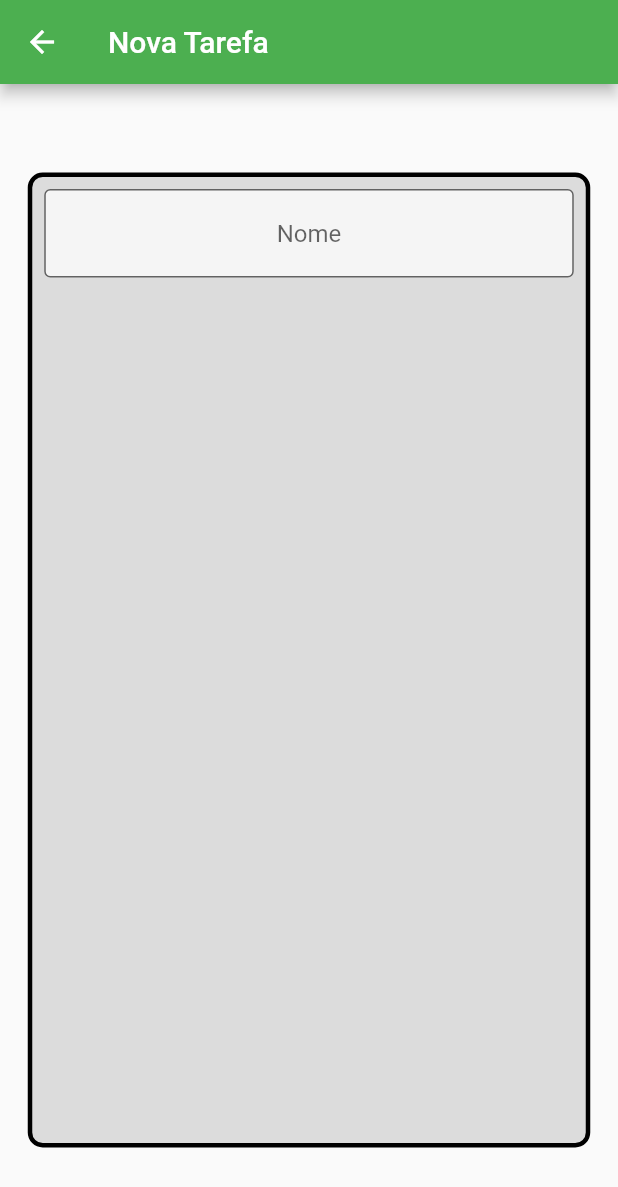
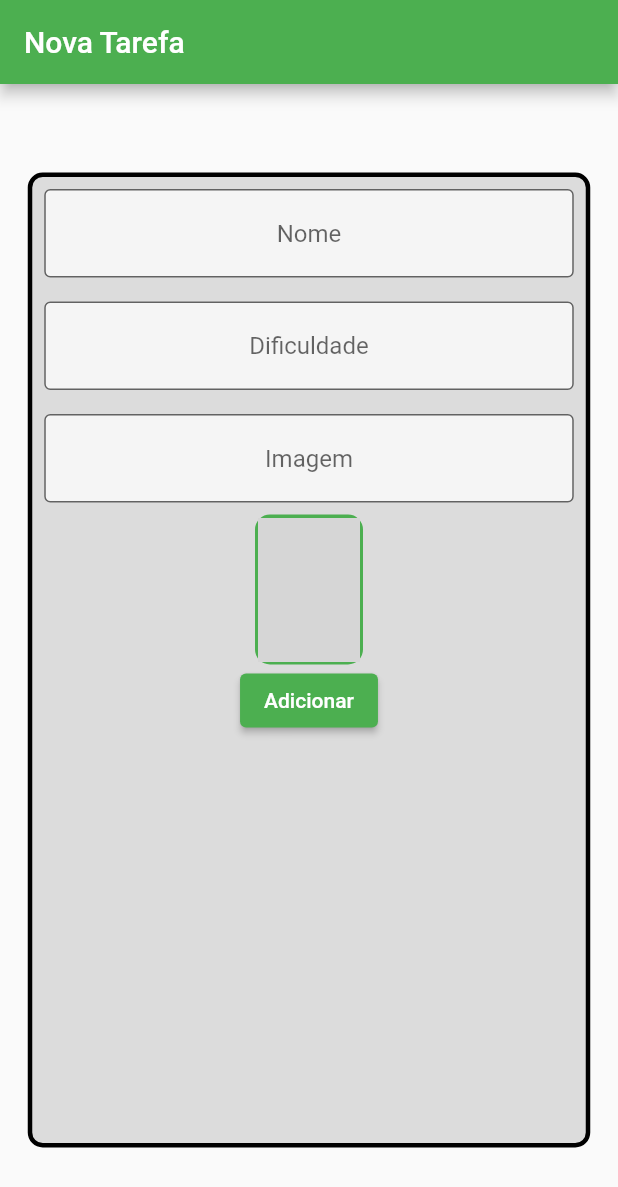
Before and after one commit to JoseLucasSTZ/FlutterTaskControlApp, a Flutter app: the FormScreen screen opened directly, on a phone screen of 412 x 824 dp. Shown: the top 1187 px of the screen. Run offline on Flutter 3.47's test engine with Material 2 defaults, Android fonts, the phone set to English and light mode, and no system bars; network calls fail; grey boxes are pictures that could not be loaded.

Commit message:
FormScreen Update
update

```diff
--- a/lib/main.dart
+++ b/lib/main.dart
@@ -1,5 +1,6 @@
 import 'package:flutter/material.dart';
 import 'package:flutter_test1/screens/Initial_Screen.dart';
+import 'package:flutter_test1/screens/form_screen.dart';
 
 void main() {
   runApp(const MyApp());
@@ -21,6 +22,6 @@ class _MyAppState extends State<MyApp> {
         theme: ThemeData(
           primarySwatch: Colors.green,
         ),
-        home: const InitialScreen());
+        home: const FormScreen());
   }
 }
--- a/lib/screens/form_screen.dart
+++ b/lib/screens/form_screen.dart
@@ -8,7 +8,9 @@ class FormScreen extends StatefulWidget {
 }
 
 class _FormScreen extends State<FormScreen> {
-TextEditingController nameController = TextEditingController();
+  TextEditingController nameController = TextEditingController();
+  TextEditingController difficultyController = TextEditingController();
+  TextEditingController imageController = TextEditingController();
 
   @override
   Widget build(BuildContext context) {
@@ -37,9 +39,62 @@ TextEditingController nameController = TextEditingController();
                       hintText: 'Nome',
                       fillColor: Colors.white70,
                       filled: true,
-
                     ),
                   ),
+                ),
+                Padding(
+                  padding: const EdgeInsets.all(8.0),
+                  child: TextFormField(
+                    controller: difficultyController,
+                    textAlign: TextAlign.center,
+                    decoration: InputDecoration(
+                      border: OutlineInputBorder(),
+                      hintText: 'Dificuldade',
+                      fillColor: Colors.white70,
+                      filled: true,
+                    ),
+                  ),
+                ),
+                Padding(
+                  padding: const EdgeInsets.all(8.0),
+                  child: TextFormField(
+                    onChanged:(text){
+                      setState(() {
+
+                      });
+                    },
+                    controller: imageController,
+                    textAlign: TextAlign.center,
+                    decoration: InputDecoration(
+                      border: OutlineInputBorder(),
+                      hintText: 'Imagem',
+                      fillColor: Colors.white70,
+                      filled: true,
+                    ),
+                  ),
+                ),
+                Container(
+                    height: 100,
+                    width: 72,
+                    decoration: BoxDecoration(
+                      color: Colors.green,
+                      borderRadius: BorderRadius.circular(10),
+                      border: Border.all(width: 2, color: Colors.green),
+                    ),
+                    child: ClipRRect(
+                      borderRadius: BorderRadius.circular(10),
+                      child: Image.network(
+                        imageController.text,
+                        fit: BoxFit.cover,
+                      ),
+                    )),
+                ElevatedButton(
+                  onPressed: () {
+                    print(nameController.text);
+                    print(int.parse(difficultyController.text));
+                    print(imageController.text);
+                  },
+                  child: Text("Adicionar"),
                 ),
               ],
             ),
```
